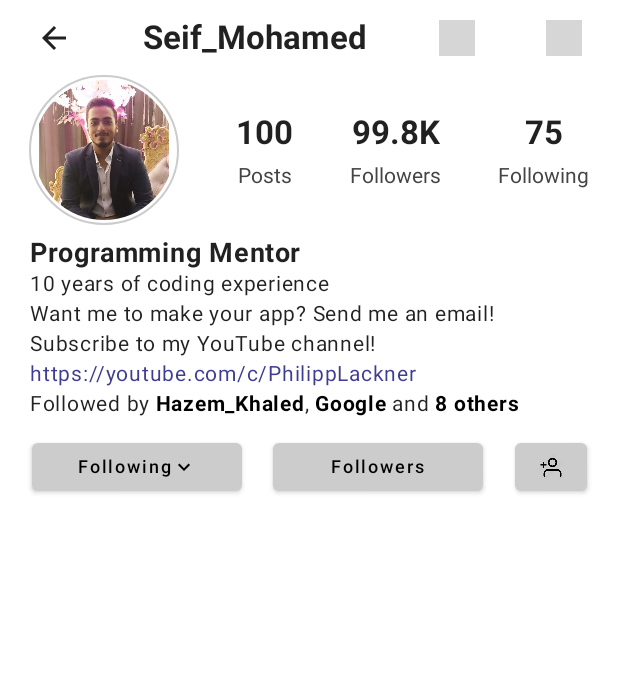
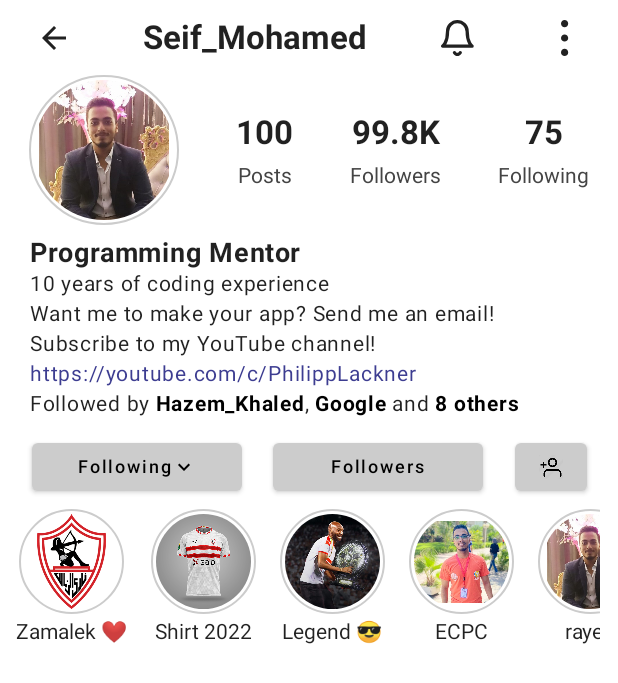
Before and after one commit to SeifEldinMohamed/Compose-Instagram-UI, an Android app built with Jetpack Compose: the screen it shows after launch (MainActivity), on a phone screen of 412 x 824 dp. Shown: the top 683 px of the screen. Run offline under Robolectric (Android 15) with nearby library versions, the phone set to English and light mode, and no system bars; grey boxes are pictures that could not be loaded.

Commit message:
HighLights Section

```diff
--- a/app/src/main/java/com/seif/composeinstagramui/ui/ProfileScreen.kt
+++ b/app/src/main/java/com/seif/composeinstagramui/ui/ProfileScreen.kt
@@ -1,18 +1,20 @@
 package com.seif.composeinstagramui.ui
 
-import androidx.compose.foundation.layout.Column
-import androidx.compose.foundation.layout.Spacer
-import androidx.compose.foundation.layout.fillMaxSize
-import androidx.compose.foundation.layout.height
+import androidx.compose.foundation.layout.*
+import androidx.compose.foundation.lazy.LazyRow
+import androidx.compose.material.Text
 import androidx.compose.runtime.Composable
+import androidx.compose.ui.Alignment
 import androidx.compose.ui.Modifier
 import androidx.compose.ui.graphics.painter.Painter
+import androidx.compose.ui.res.painterResource
+import androidx.compose.ui.text.style.TextAlign
+import androidx.compose.ui.text.style.TextOverflow
 import androidx.compose.ui.unit.dp
+import androidx.compose.ui.unit.sp
 import com.seif.composeinstagramui.*
-import com.seif.composeinstagramui.ui.components.ButtonsSection
-import com.seif.composeinstagramui.ui.components.ProfileDetailsSection
-import com.seif.composeinstagramui.ui.components.StatDescriptionSection
-import com.seif.composeinstagramui.ui.components.TopBarSection
+import com.seif.composeinstagramui.R
+import com.seif.composeinstagramui.ui.components.*
 
 @Composable
 fun ProfileScreen(
@@ -33,7 +35,59 @@
         StatDescriptionSection(statDescription)
         Spacer(modifier = Modifier.height(16.dp))
         ButtonsSection()
-        Spacer(modifier = Modifier.height(16.dp))
+        Spacer(modifier = Modifier.height(12.dp))
+        HighLightsSection(createHighLightList(), modifier.padding(start = 10.dp))
     }
 
 }
+
+fun createHighLightList(): List<HighLight> {
+    return listOf(
+        HighLight(R.drawable.zamalek, "Zamalek ❤"),
+        HighLight(R.drawable.zamalek_shirt, "Shirt 2022"),
+        HighLight(R.drawable.shika, "Legend 😎"),
+        HighLight(R.drawable.seif_ecpc, "ECPC"),
+        HighLight(R.drawable.seif_crop, "raye2")
+    )
+}
+
+@Composable
+fun HighLightsSection(
+    highlights: List<HighLight>,
+    modifier: Modifier = Modifier
+) {
+    LazyRow(modifier = modifier
+        .fillMaxWidth()
+        .padding(end = 12.dp)) {
+        items(highlights.size) {
+            HighLightItem(highlights[it])
+        }
+    }
+}
+
+@Composable
+fun HighLightItem(highLight: HighLight, modifier: Modifier = Modifier) {
+    Column(
+        modifier = modifier
+            .padding(end = 16.dp),
+        verticalArrangement = Arrangement.Center,
+        horizontalAlignment = Alignment.CenterHorizontally
+    ) {
+        RoundImage(
+            userImage = painterResource(id = highLight.image),
+            modifier = modifier.size(70.dp)
+        )
+        Text(
+            text = highLight.name,
+            modifier = Modifier.padding(top = 4.dp),
+            fontSize = 14.sp,
+            textAlign = TextAlign.Center,
+            overflow = TextOverflow.Ellipsis
+        )
+    }
+}
+
+data class HighLight(
+    val image: Int,
+    val name: String
+)
--- /dev/null
+++ b/app/src/main/res/drawable/ic_bell.xml
@@ -0,0 +1,20 @@
+<vector xmlns:android="http://schemas.android.com/apk/res/android"
+    android:width="30dp"
+    android:height="32.995dp"
+    android:viewportWidth="30"
+    android:viewportHeight="32.995">
+    <path
+        android:pathData="M24,10.5A9,9 0,0 0,6 10.5C6,21 1.5,24 1.5,24h27S24,21 24,10.5"
+        android:strokeLineJoin="round"
+        android:strokeWidth="3"
+        android:fillColor="#00000000"
+        android:strokeColor="#000"
+        android:strokeLineCap="round"/>
+    <path
+        android:pathData="M17.595,30a3,3 0,0 1,-5.19 0"
+        android:strokeLineJoin="round"
+        android:strokeWidth="3"
+        android:fillColor="#00000000"
+        android:strokeColor="#000"
+        android:strokeLineCap="round"/>
+</vector>
--- /dev/null
+++ b/app/src/main/res/drawable/ic_dotmenu.xml
@@ -0,0 +1,15 @@
+<vector xmlns:android="http://schemas.android.com/apk/res/android"
+    android:width="3dp"
+    android:height="15dp"
+    android:viewportWidth="3"
+    android:viewportHeight="15">
+    <path
+        android:fillColor="#FF000000"
+        android:pathData="M1.5,1.5m-1.5,0a1.5,1.5 0,1 1,3 0a1.5,1.5 0,1 1,-3 0"/>
+    <path
+        android:fillColor="#FF000000"
+        android:pathData="M1.5,7.5m-1.5,0a1.5,1.5 0,1 1,3 0a1.5,1.5 0,1 1,-3 0"/>
+    <path
+        android:fillColor="#FF000000"
+        android:pathData="M1.5,13.5m-1.5,0a1.5,1.5 0,1 1,3 0a1.5,1.5 0,1 1,-3 0"/>
+</vector>
```
Also changed, not shown: app/src/main/res/drawable/ic_grid.xml (added, +10 -0 lines), app/src/main/res/drawable/ic_igtv.xml (added, +9 -0 lines), app/src/main/res/drawable/ic_reels.xml (added, +10 -0 lines), app/src/main/res/drawable/seif_ecpc.jpeg (added), app/src/main/res/drawable/shika.jpeg (added), app/src/main/res/drawable/zamalek.png (added), app/src/main/res/drawable/zamalek_shirt.jpg (added).
